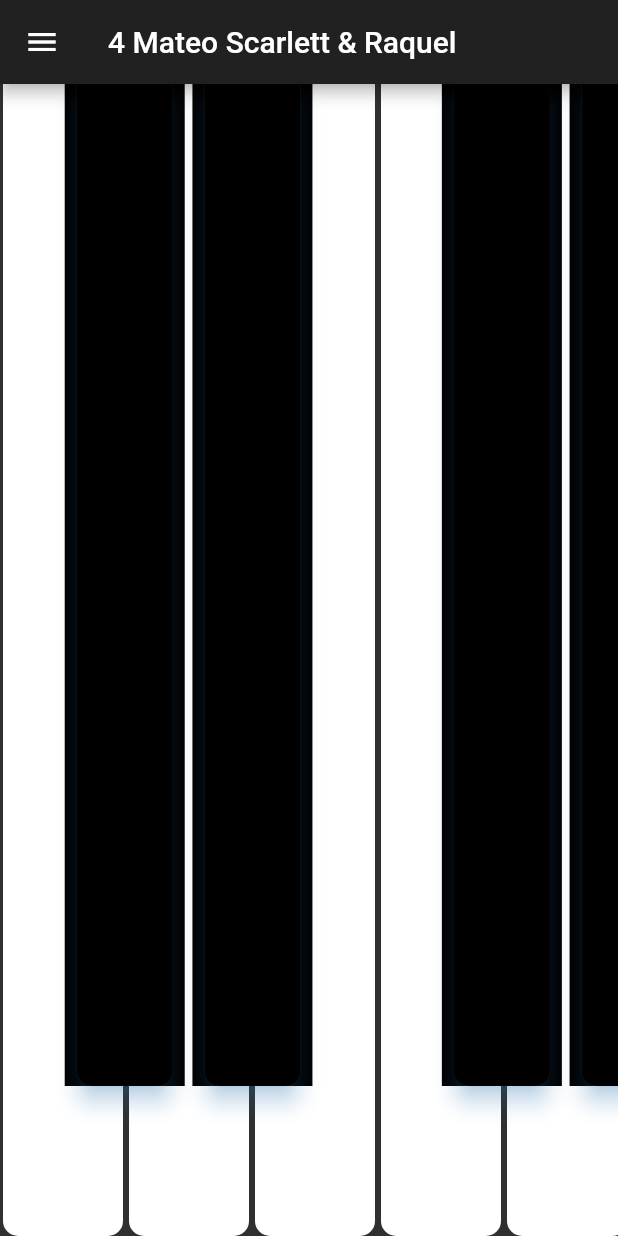
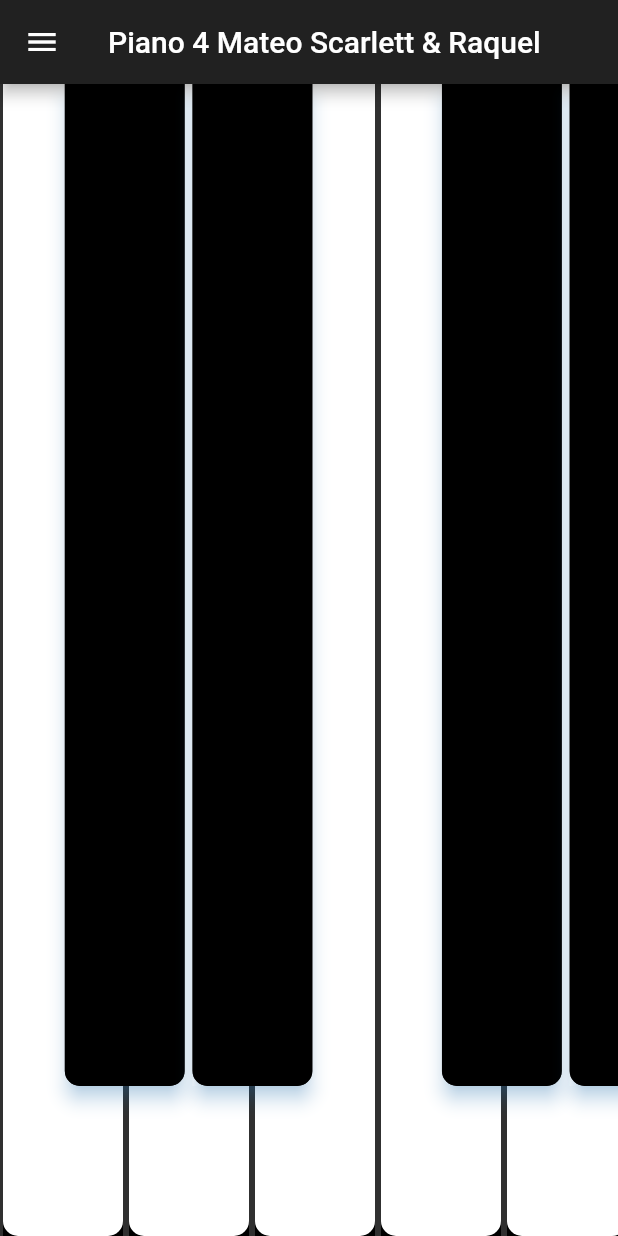
Before and after one commit to traceyhemp12/piano4, a Flutter app: the screen it shows after launch, on a phone screen of 412 x 824 dp. Run offline on Flutter 3.47's test engine with Material 2 defaults, Android fonts, the phone set to English and light mode, and no system bars; missing offline and left inert: flutter_midi, tonic; statements that could not run were skipped.

Commit message:
EDIT HOME NAME, EDIT KEY SHAPE

```diff
--- a/lib/main.dart
+++ b/lib/main.dart
@@ -41,7 +41,7 @@ class _MyAppState extends State<MyApp> {
       title: 'Flutter Demo',
       theme: ThemeData.dark(),
       home: Scaffold(
-        appBar: AppBar(title: Text("4 Mateo Scarlett & Raquel")),
+        appBar: AppBar(title: Text("Piano 4 Mateo Scarlett & Raquel")),
         drawer: Drawer(child: SafeArea( child: ListView(children: <Widget>[]))),
         body: ListView.builder(
               itemCount: 7,
@@ -123,22 +123,24 @@ class _MyAppState extends State<MyApp> {
 
 
           if (accidental){
+            //black keys radius corners
           return Container(
               width: keyWidth,
-              color: Colors.black,
+              color: Colors.white,
               margin: EdgeInsets.symmetric(horizontal: 2.0),
-              padding: EdgeInsets.symmetric(horizontal: keyWidth * .1),
+              padding: EdgeInsets.symmetric(horizontal: keyWidth * .0009),
             child: Material(
-            elevation: 6.0,
+            //black key shadow
+            elevation: 5.0,
             borderRadius: borderRadius,
             shadowColor: Color(0x802196F3),
             child: pianoKey));
           }
-
+          //white keys radius corners
           return Container(
             width: keyWidth,
             child: pianoKey,
-            //color: Colors.white,
+            color: Colors.black,
             margin: EdgeInsets.symmetric(horizontal: 2.0)
           );
         }
```
